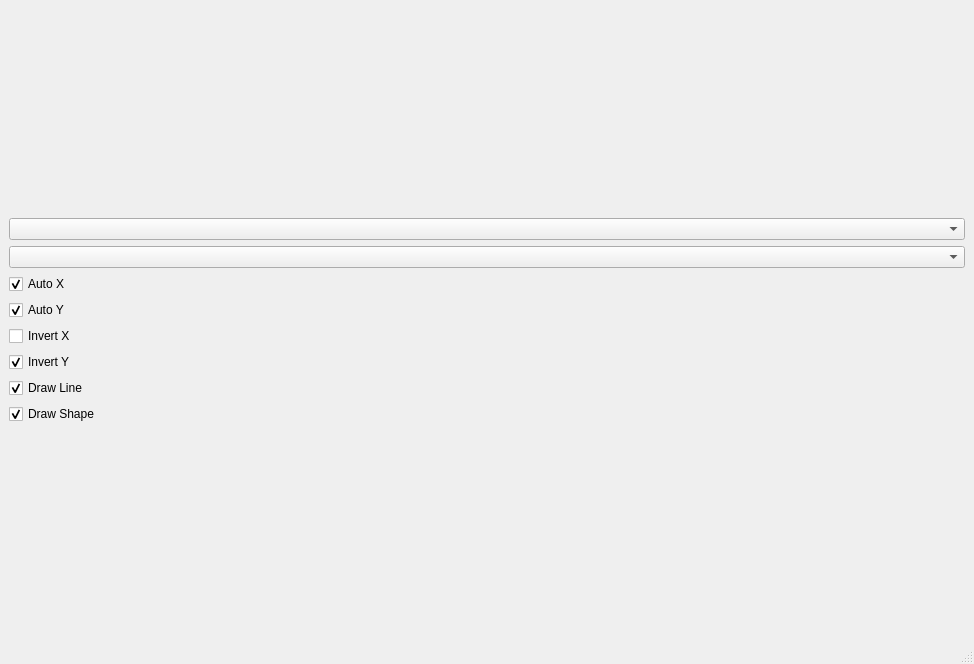
Old version of the form mainwindow.ui in the repository chinjja/qt-chart.
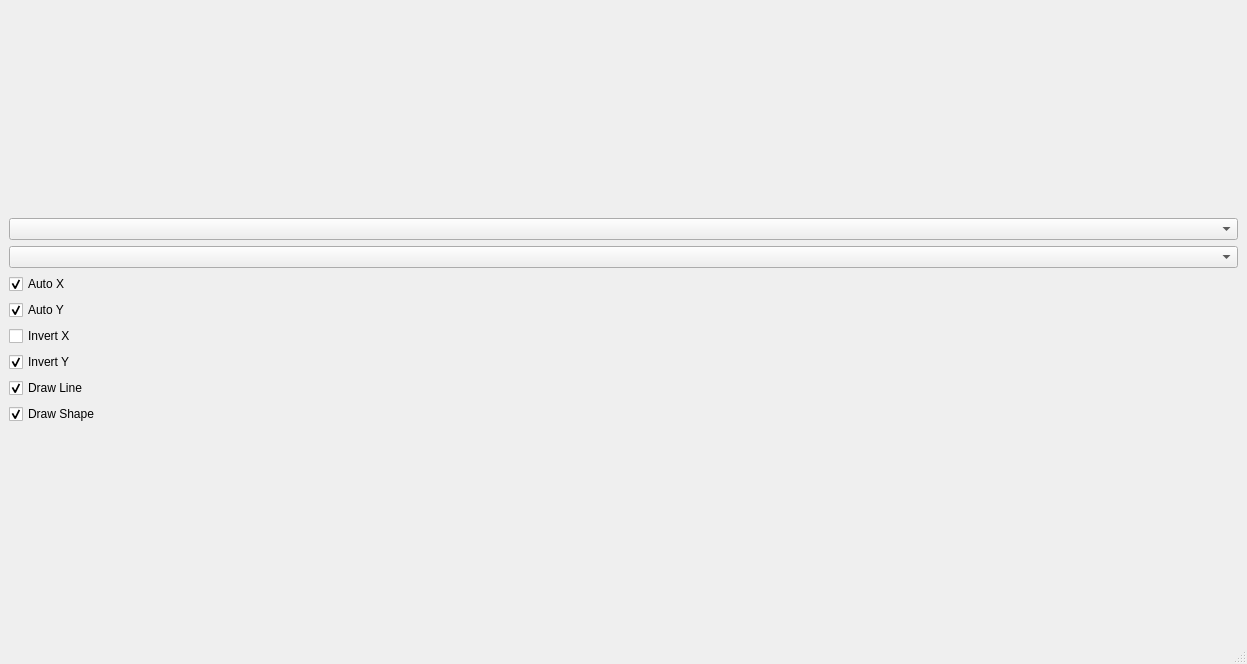
New version of the form.

```diff
--- a/mainwindow.ui
+++ b/mainwindow.ui
@@ -6,7 +6,7 @@
    <rect>
     <x>0</x>
     <y>0</y>
-    <width>974</width>
+    <width>1247</width>
     <height>664</height>
    </rect>
   </property>
```
Left out of the diff: 4 changed lines with no effect on the pictures.
